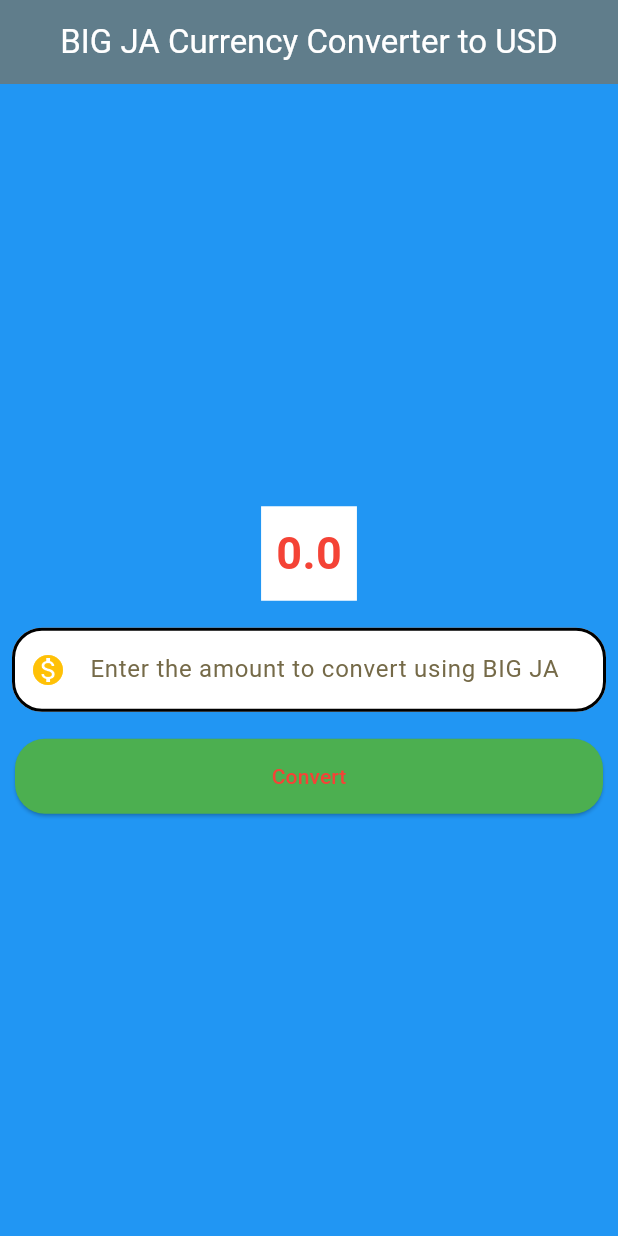
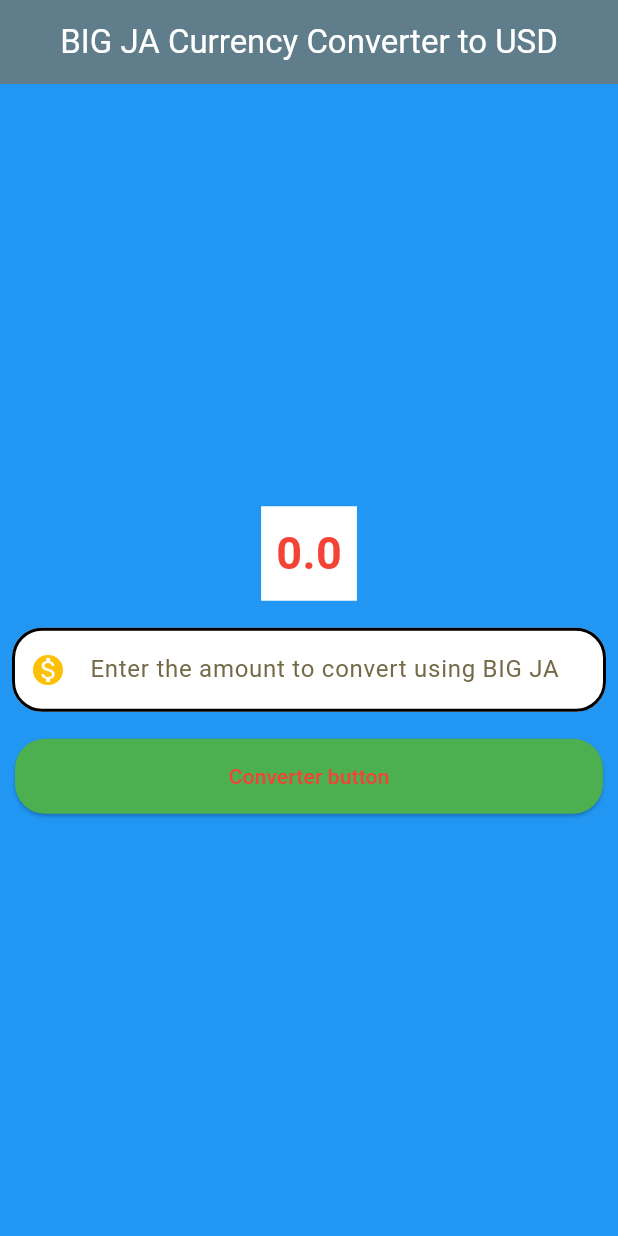
Before and after one commit to BirukM14/Get-start, a Flutter app: the screen it shows after launch, on a phone screen of 412 x 824 dp. Run offline on Flutter 3.47's test engine with Material 3 defaults, Android fonts, the phone set to English and light mode, and no system bars.

Commit message:
button converter

```diff
--- a/lib/pages/currency_converter.dart
+++ b/lib/pages/currency_converter.dart
@@ -109,7 +109,7 @@ class CurrencyConverter extends StatelessWidget {
                     borderRadius: BorderRadius.circular(20),
                   ),
                 ),
-                child: const Text("Convert"),
+                child: const Text("Converter button"),
               ),
             ),
           ],
```
